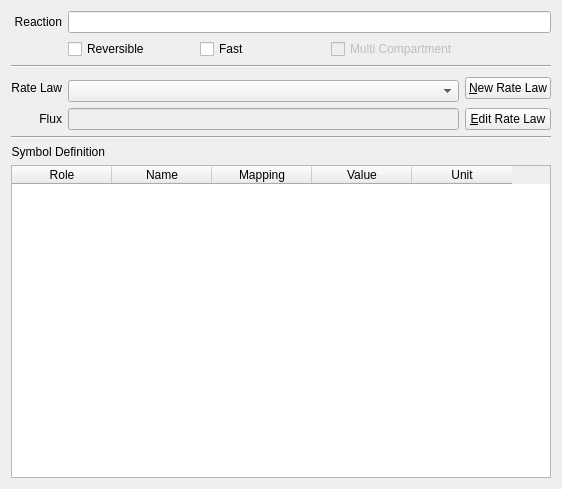
The window that copasi/UI/ReactionsWidget1.ui (copasi/COPASI) describes before a commit, drawn with Qt 5.
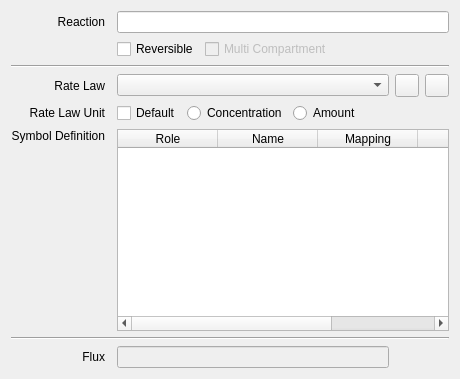
The same window after the commit. Custom widgets are drawn as their Qt base class.

Commit message: First step in enabling user selected kinetic law units.

What changed in the file:
```diff
--- a/copasi/UI/ReactionsWidget1.ui
+++ b/copasi/UI/ReactionsWidget1.ui
@@ -21,8 +21,8 @@
    <rect>
     <x>0</x>
     <y>0</y>
-    <width>562</width>
-    <height>489</height>
+    <width>460</width>
+    <height>379</height>
    </rect>
   </property>
   <property name="sizePolicy">
@@ -54,14 +54,54 @@
      </property>
     </widget>
    </item>
-   <item row="2" column="0" colspan="3">
+   <item row="0" column="2" colspan="3">
+    <widget class="MyLineEdit" name="LineEdit2"/>
+   </item>
+   <item row="1" column="2" colspan="3">
+    <layout class="QHBoxLayout" name="horizontalLayout">
+     <item>
+      <widget class="QCheckBox" name="CheckBox">
+       <property name="text">
+        <string>Reversible</string>
+       </property>
+      </widget>
+     </item>
+     <item>
+      <widget class="QCheckBox" name="mpMultiCompartment">
+       <property name="enabled">
+        <bool>false</bool>
+       </property>
+       <property name="text">
+        <string>Multi Compartment</string>
+       </property>
+       <property name="checkable">
+        <bool>true</bool>
+       </property>
+      </widget>
+     </item>
+     <item>
+      <spacer name="horizontalSpacer">
+       <property name="orientation">
+        <enum>Qt::Horizontal</enum>
+       </property>
+       <property name="sizeHint" stdset="0">
+        <size>
+         <width>40</width>
+         <height>20</height>
+        </size>
+       </property>
+      </spacer>
+     </item>
+    </layout>
+   </item>
+   <item row="2" column="0" colspan="5">
     <widget class="Line" name="line">
      <property name="orientation">
       <enum>Qt::Horizontal</enum>
      </property>
     </widget>
    </item>
-   <item row="3" column="0" rowspan="2">
+   <item row="3" column="0">
     <widget class="QLabel" name="TextLabel6">
      <property name="sizePolicy">
       <sizepolicy hsizetype="Preferred" vsizetype="Minimum">
@@ -80,14 +120,7 @@
      </property>
     </widget>
    </item>
-   <item row="3" column="2" rowspan="2">
-    <widget class="QPushButton" name="newKinetics">
-     <property name="text">
-      <string>&amp;New Rate Law</string>
-     </property>
-    </widget>
-   </item>
-   <item row="4" column="1">
+   <item row="3" column="2">
     <widget class="QComboBox" name="ComboBox1">
      <property name="sizePolicy">
       <sizepolicy hsizetype="MinimumExpanding" vsizetype="Fixed">
@@ -100,56 +133,58 @@
      </property>
     </widget>
    </item>
+   <item row="3" column="3">
+    <widget class="QToolButton" name="newKinetics">
+     <property name="maximumSize">
+      <size>
+       <width>16777215</width>
+       <height>16777215</height>
+      </size>
+     </property>
+     <property name="toolTip">
+      <string>edit target</string>
+     </property>
+     <property name="text">
+      <string/>
+     </property>
+    </widget>
+   </item>
+   <item row="3" column="4">
+    <widget class="QToolButton" name="editKinetics">
+     <property name="maximumSize">
+      <size>
+       <width>16777215</width>
+       <height>16777215</height>
+      </size>
+     </property>
+     <property name="toolTip">
+      <string>edit target</string>
+     </property>
+     <property name="text">
+      <string/>
+     </property>
+    </widget>
+   </item>
+   <item row="4" column="0">
+    <widget class="QLabel" name="TextLabel6_2">
+     <property name="sizePolicy">
+      <sizepolicy hsizetype="Preferred" vsizetype="Minimum">
+       <horstretch>0</horstretch>
+       <verstretch>0</verstretch>
+      </sizepolicy>
+     </property>
+     <property name="text">
+      <string>Rate Law Unit</string>
+     </property>
+     <property name="alignment">
+      <set>Qt::AlignRight|Qt::AlignTrailing|Qt::AlignVCenter</set>
+     </property>
+     <property name="wordWrap">
+      <bool>false</bool>
+     </property>
+    </widget>
+   </item>
    <item row="5" column="0">
-    <widget class="QLabel" name="TextLabel8">
-     <property name="sizePolicy">
-      <sizepolicy hsizetype="Preferred" vsizetype="Preferred">
-       <horstretch>0</horstretch>
-       <verstretch>0</verstretch>
-      </sizepolicy>
-     </property>
-     <property name="text">
-      <string>Flux</string>
-     </property>
-     <property name="alignment">
-      <set>Qt::AlignRight|Qt::AlignTrailing|Qt::AlignVCenter</set>
-     </property>
-     <property name="wordWrap">
-      <bool>false</bool>
-     </property>
-    </widget>
-   </item>
-   <item row="5" column="1">
-    <widget class="QLineEdit" name="LineEdit3">
-     <property name="enabled">
-      <bool>false</bool>
-     </property>
-     <property name="sizePolicy">
-      <sizepolicy hsizetype="MinimumExpanding" vsizetype="Preferred">
-       <horstretch>0</horstretch>
-       <verstretch>0</verstretch>
-      </sizepolicy>
-     </property>
-    </widget>
-   </item>
-   <item row="5" column="2">
-    <widget class="QPushButton" name="editKinetics">
-     <property name="text">
-      <string>&amp;Edit Rate Law</string>
-     </property>
-    </widget>
-   </item>
-   <item row="6" column="0" colspan="3">
-    <widget class="Line" name="mpLine1">
-     <property name="frameShape">
-      <enum>QFrame::HLine</enum>
-     </property>
-     <property name="frameShadow">
-      <enum>QFrame::Sunken</enum>
-     </property>
-    </widget>
-   </item>
-   <item row="7" column="0" colspan="2" alignment="Qt::AlignLeft">
     <widget class="QLabel" name="TextLabel7">
      <property name="sizePolicy">
       <sizepolicy hsizetype="Preferred" vsizetype="Minimum">
@@ -171,7 +206,7 @@
      </property>
     </widget>
    </item>
-   <item row="8" column="0" colspan="3">
+   <item row="5" column="2" colspan="3">
     <widget class="ParameterTable" name="table">
      <property name="selectionBehavior">
       <enum>QAbstractItemView::SelectRows</enum>
@@ -215,38 +250,84 @@
      </column>
     </widget>
    </item>
-   <item row="0" column="1" colspan="2">
-    <widget class="MyLineEdit" name="LineEdit2"/>
+   <item row="6" column="0" colspan="5">
+    <widget class="Line" name="mpLine1">
+     <property name="frameShape">
+      <enum>QFrame::HLine</enum>
+     </property>
+     <property name="frameShadow">
+      <enum>QFrame::Sunken</enum>
+     </property>
+    </widget>
    </item>
-   <item row="1" column="1">
-    <layout class="QHBoxLayout" name="horizontalLayout">
+   <item row="7" column="0">
+    <widget class="QLabel" name="TextLabel8">
+     <property name="sizePolicy">
+      <sizepolicy hsizetype="Preferred" vsizetype="Preferred">
+       <horstretch>0</horstretch>
+       <verstretch>0</verstretch>
+      </sizepolicy>
+     </property>
+     <property name="text">
+      <string>Flux</string>
+     </property>
+     <property name="alignment">
+      <set>Qt::AlignRight|Qt::AlignTrailing|Qt::AlignVCenter</set>
+     </property>
+     <property name="wordWrap">
+      <bool>false</bool>
+     </property>
+    </widget>
+   </item>
+   <item row="7" column="2">
+    <widget class="QLineEdit" name="LineEdit3">
+     <property name="enabled">
+      <bool>false</bool>
+     </property>
+     <property name="sizePolicy">
+      <sizepolicy hsizetype="MinimumExpanding" vsizetype="Preferred">
+       <horstretch>0</horstretch>
+       <verstretch>0</verstretch>
+      </sizepolicy>
+     </property>
+    </widget>
+   </item>
+   <item row="4" column="2" colspan="3">
+    <layout class="QHBoxLayout" name="horizontalLayout_2">
      <item>
-      <widget class="QCheckBox" name="CheckBox">
+      <widget class="QCheckBox" name="mpDefaultUnit">
        <property name="text">
-        <string>Reversible</string>
+        <string>Default</string>
        </property>
       </widget>
      </item>
      <item>
-      <widget class="QCheckBox" name="mpFast">
+      <widget class="QRadioButton" name="mpConcentrationUnit">
        <property name="text">
-        <string>Fast</string>
+        <string>Concentration</string>
        </property>
       </widget>
      </item>
      <item>
-      <widget class="QCheckBox" name="mpMultiCompartment">
-       <property name="enabled">
-        <bool>false</bool>
-       </property>
+      <widget class="QRadioButton" name="mpAmountUnit">
        <property name="text">
-        <string>Multi Compartment</string>
+        <string>Amount</string>
        </property>
-       <property name="checkable">
-        <bool>true</bool>
-       </property>
       </widget>
      </item>
+     <item>
+      <spacer name="horizontalSpacer_2">
+       <property name="orientation">
+        <enum>Qt::Horizontal</enum>
+       </property>
+       <property name="sizeHint" stdset="0">
+        <size>
+         <width>40</width>
+         <height>20</height>
+        </size>
+       </property>
+      </spacer>
+     </item>
     </layout>
    </item>
   </layout>
```
Left out of the diff: 67 changed lines with no effect on the pictures. The commit also changes 14 other files.
